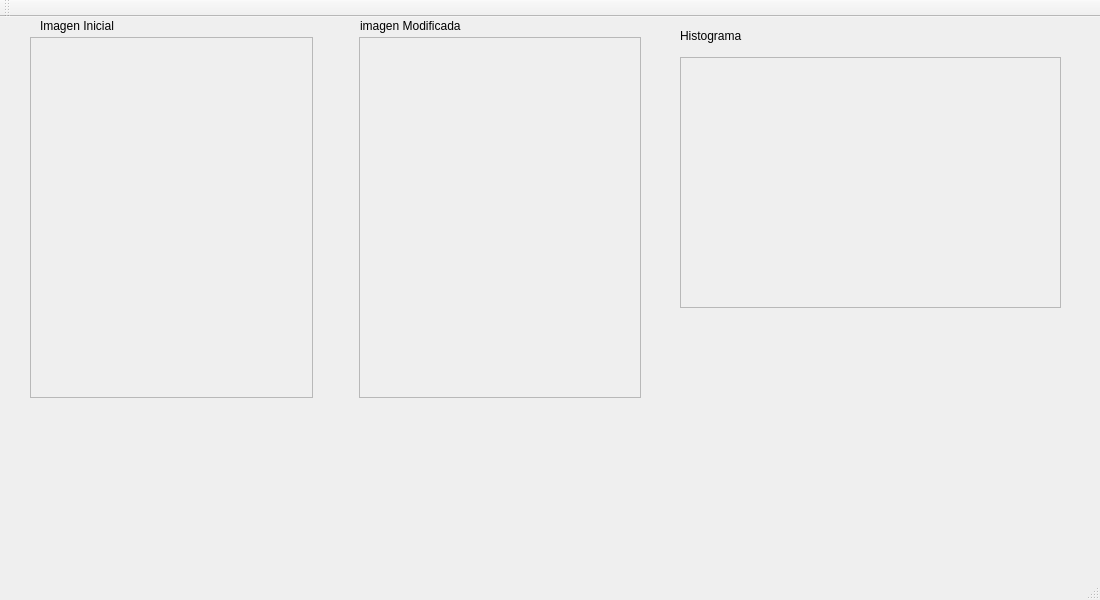
Old version of the form ImagesProcessingGUI/mainwindow.ui in the repository themonki/implementaciones.
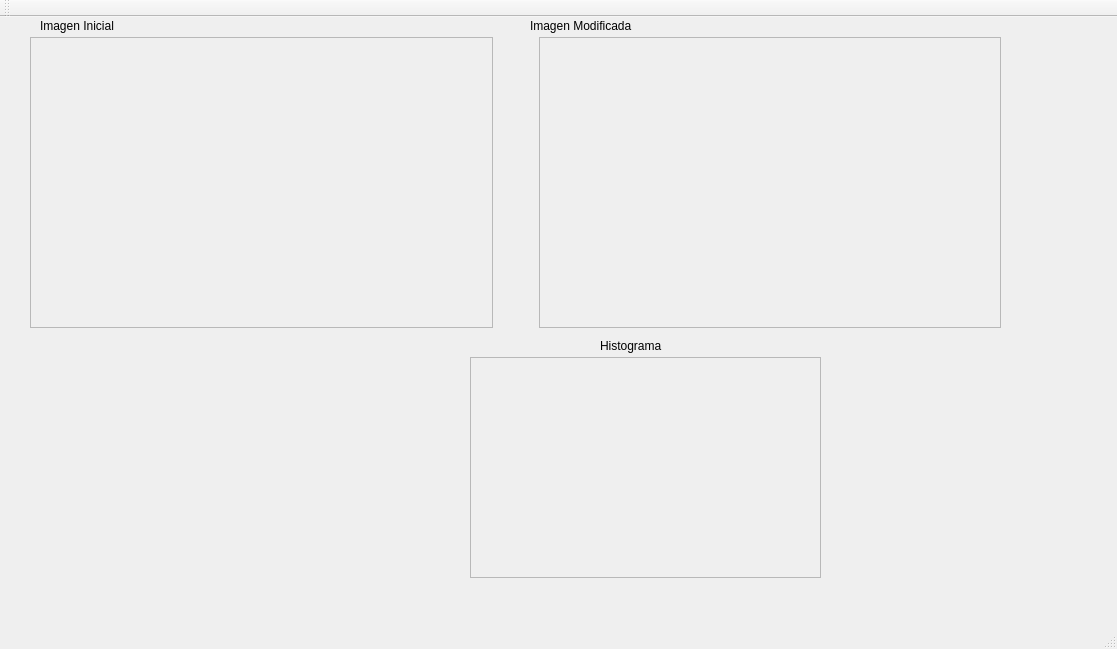
New version of the form.

```diff
--- a/ImagesProcessingGUI/mainwindow.ui
+++ b/ImagesProcessingGUI/mainwindow.ui
@@ -6,8 +6,8 @@
    <rect>
     <x>0</x>
     <y>0</y>
-    <width>1100</width>
-    <height>600</height>
+    <width>1117</width>
+    <height>649</height>
    </rect>
   </property>
   <property name="windowTitle">
@@ -19,8 +19,8 @@
      <rect>
       <x>30</x>
       <y>20</y>
-      <width>611</width>
-      <height>361</height>
+      <width>971</width>
+      <height>291</height>
      </rect>
     </property>
     <layout class="QHBoxLayout" name="horizontalLayout">
@@ -34,8 +34,8 @@
          <rect>
           <x>0</x>
           <y>0</y>
-          <width>297</width>
-          <height>357</height>
+          <width>477</width>
+          <height>287</height>
          </rect>
         </property>
        </widget>
@@ -67,8 +67,8 @@
          <rect>
           <x>0</x>
           <y>0</y>
-          <width>296</width>
-          <height>357</height>
+          <width>476</width>
+          <height>287</height>
          </rect>
         </property>
        </widget>
@@ -92,21 +92,21 @@
    <widget class="QLabel" name="label_2">
     <property name="geometry">
      <rect>
-      <x>360</x>
+      <x>530</x>
       <y>0</y>
       <width>131</width>
       <height>17</height>
      </rect>
     </property>
     <property name="text">
-     <string>imagen Modificada</string>
+     <string>Imagen Modificada</string>
     </property>
    </widget>
    <widget class="QLabel" name="label_3">
     <property name="geometry">
      <rect>
-      <x>680</x>
-      <y>10</y>
+      <x>600</x>
+      <y>320</y>
       <width>81</width>
       <height>17</height>
      </rect>
@@ -118,10 +118,10 @@
    <widget class="QScrollArea" name="scrollAreaHistogram">
     <property name="geometry">
      <rect>
-      <x>680</x>
-      <y>40</y>
-      <width>381</width>
-      <height>251</height>
+      <x>470</x>
+      <y>340</y>
+      <width>351</width>
+      <height>221</height>
      </rect>
     </property>
     <property name="widgetResizable">
@@ -132,8 +132,8 @@
       <rect>
        <x>0</x>
        <y>0</y>
-       <width>379</width>
-       <height>249</height>
+       <width>349</width>
+       <height>219</height>
       </rect>
      </property>
      <widget class="QLabel" name="labelHistogram">
```
Left out of the diff: 2 changed lines with no effect on the pictures.
